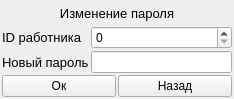
This is code/form_for_change_password.ui in Alex-Sidorov/SEFOLL as Qt 5 draws it before an edit. The edited form follows.
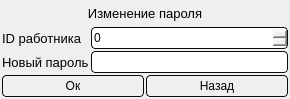
This is the edited form.

What changed in the file:
```diff
--- a/code/form_for_change_password.ui
+++ b/code/form_for_change_password.ui
@@ -77,13 +77,36 @@
      <item>
       <layout class="QVBoxLayout" name="verticalLayout">
        <item>
-        <widget class="QSpinBox" name="id"/>
+        <widget class="QSpinBox" name="id">
+         <property name="styleSheet">
+          <string notr="true"> 
+border-radius : 4px;
+border: 1px solid;
+border-color: rgb(11, 11, 11);
+height:20;
+width:140;
+background-color: qlineargradient(x1: 0, y1: 0, x2: 0, y2: 1,
+                                      stop: 0 #dadbde, stop: 1 #f6f7fa);
+</string>
+         </property>
+        </widget>
        </item>
        <item>
         <widget class="QLineEdit" name="password">
          <property name="enabled">
           <bool>true</bool>
          </property>
+         <property name="styleSheet">
+          <string notr="true">
+border-radius : 4px;
+border: 1px solid;
+border-color: rgb(11, 11, 11);
+height:20;
+width:140;
+background-color: qlineargradient(x1: 0, y1: 0, x2: 0, y2: 1,
+                                      stop: 0 #dadbde, stop: 1 #f6f7fa);
+</string>
+         </property>
          <property name="echoMode">
           <enum>QLineEdit::Password</enum>
          </property>
@@ -97,6 +120,22 @@
     <layout class="QHBoxLayout" name="horizontalLayout_3">
      <item>
       <widget class="QPushButton" name="ok_button">
+       <property name="styleSheet">
+        <string notr="true">QPushButton
+{ 
+border-radius : 4px;
+border: 1px solid;
+border-color: rgb(11, 11, 11);
+height:20;
+width:140;
+background-color: qlineargradient(x1: 0, y1: 0, x2: 0, y2: 1,
+                                      stop: 0 #dadbde, stop: 1 #f6f7fa);
+}
+QPushButton::pressed {
+    background-color:qlineargradient(x1: 0, y1: 0, x2: 0, y2: 1,
+                                      stop: 0 rgb(251, 252, 255), stop: 1 #f6f7fa);
+}</string>
+       </property>
        <property name="text">
         <string>Ок</string>
        </property>
@@ -104,6 +143,22 @@
      </item>
      <item>
       <widget class="QPushButton" name="back_button">
+       <property name="styleSheet">
+        <string notr="true">QPushButton
+{ 
+border-radius : 4px;
+border: 1px solid;
+border-color: rgb(11, 11, 11);
+height:20;
+width:140;
+background-color: qlineargradient(x1: 0, y1: 0, x2: 0, y2: 1,
+                                      stop: 0 #dadbde, stop: 1 #f6f7fa);
+}
+QPushButton::pressed {
+    background-color:qlineargradient(x1: 0, y1: 0, x2: 0, y2: 1,
+                                      stop: 0 rgb(251, 252, 255), stop: 1 #f6f7fa);
+}</string>
+       </property>
        <property name="text">
         <string>Назад</string>
        </property>
```
